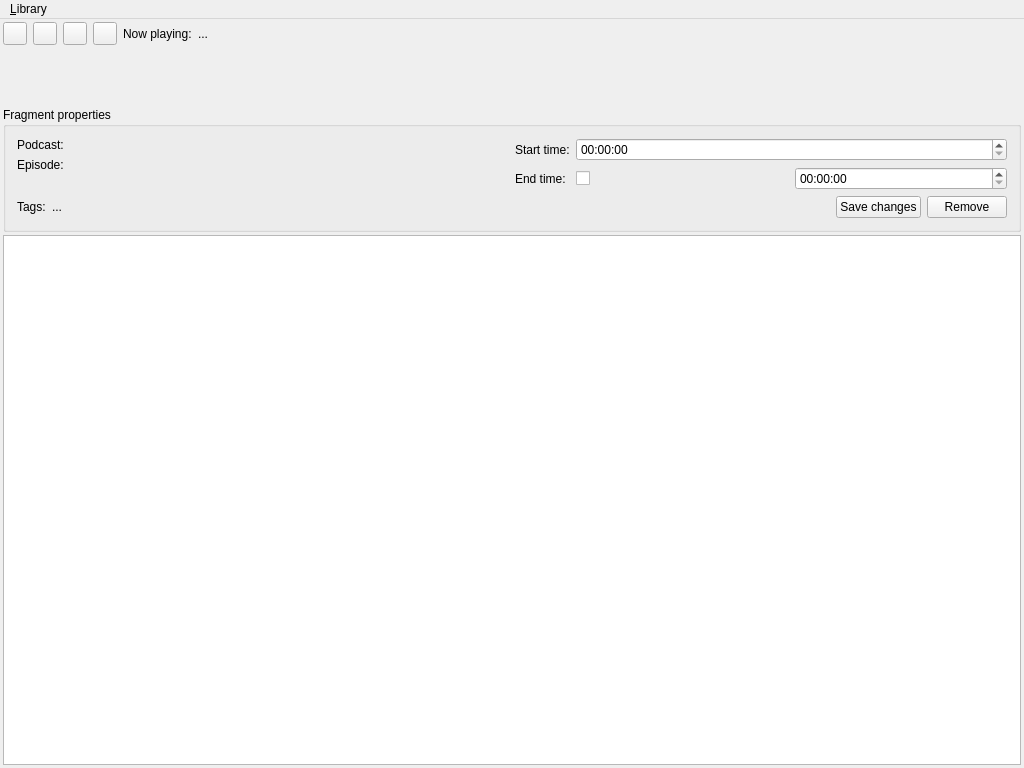
Old version of the form src/gui/mainwindow.ui in the repository kliput/slicepod.
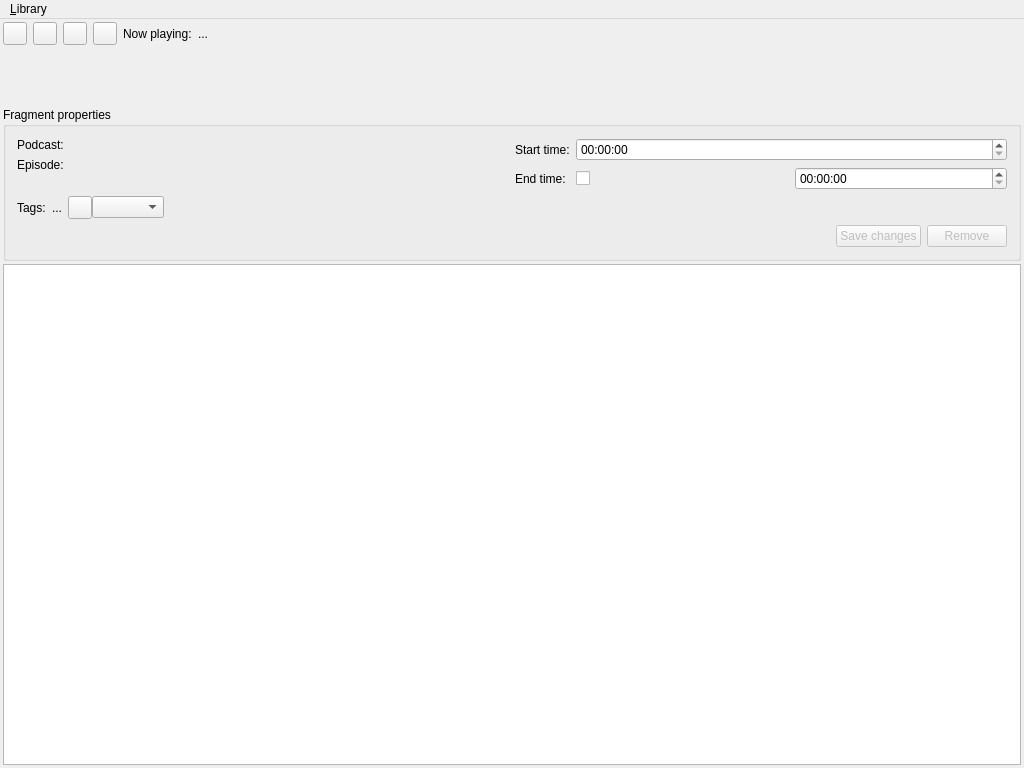
New version of the form. Icons and pictures are not drawn. Custom widgets are drawn as their Qt base class.

Patch:
```diff
--- a/src/gui/mainwindow.ui
+++ b/src/gui/mainwindow.ui
@@ -228,7 +228,45 @@
           </widget>
          </item>
          <item>
-          <spacer name="horizontalSpacer">
+          <layout class="QHBoxLayout" name="editorTagAddLayout">
+           <property name="spacing">
+            <number>0</number>
+           </property>
+           <item>
+            <widget class="QToolButton" name="editorAddTagButton">
+             <property name="text">
+              <string/>
+             </property>
+             <property name="icon">
+              <iconset resource="../slicepod.qrc">
+               <normaloff>:/images/list-add.png</normaloff>:/images/list-add.png</iconset>
+             </property>
+            </widget>
+           </item>
+           <item>
+            <widget class="QComboBox" name="editorAddTagCombo"/>
+           </item>
+           <item>
+            <spacer name="editorHorizontalSpacer_2">
+             <property name="orientation">
+              <enum>Qt::Horizontal</enum>
+             </property>
+             <property name="sizeHint" stdset="0">
+              <size>
+               <width>40</width>
+               <height>20</height>
+              </size>
+             </property>
+            </spacer>
+           </item>
+          </layout>
+         </item>
+        </layout>
+       </item>
+       <item>
+        <layout class="QHBoxLayout" name="editorHorizontalLayout">
+         <item>
+          <spacer name="editorHorizontalSpacer">
            <property name="orientation">
             <enum>Qt::Horizontal</enum>
            </property>
@@ -241,7 +279,10 @@
           </spacer>
          </item>
          <item>
-          <widget class="QPushButton" name="fragmentEditSave">
+          <widget class="QPushButton" name="editorSaveButton">
+           <property name="enabled">
+            <bool>false</bool>
+           </property>
            <property name="text">
             <string>Save changes</string>
            </property>
@@ -252,7 +293,10 @@
           </widget>
          </item>
          <item>
-          <widget class="QPushButton" name="fragmentEditRemove">
+          <widget class="QPushButton" name="editorRemoveButton">
+           <property name="enabled">
+            <bool>false</bool>
+           </property>
            <property name="text">
             <string>Remove</string>
            </property>
```
Left out of the diff: 37 changed lines with no effect on the pictures.
